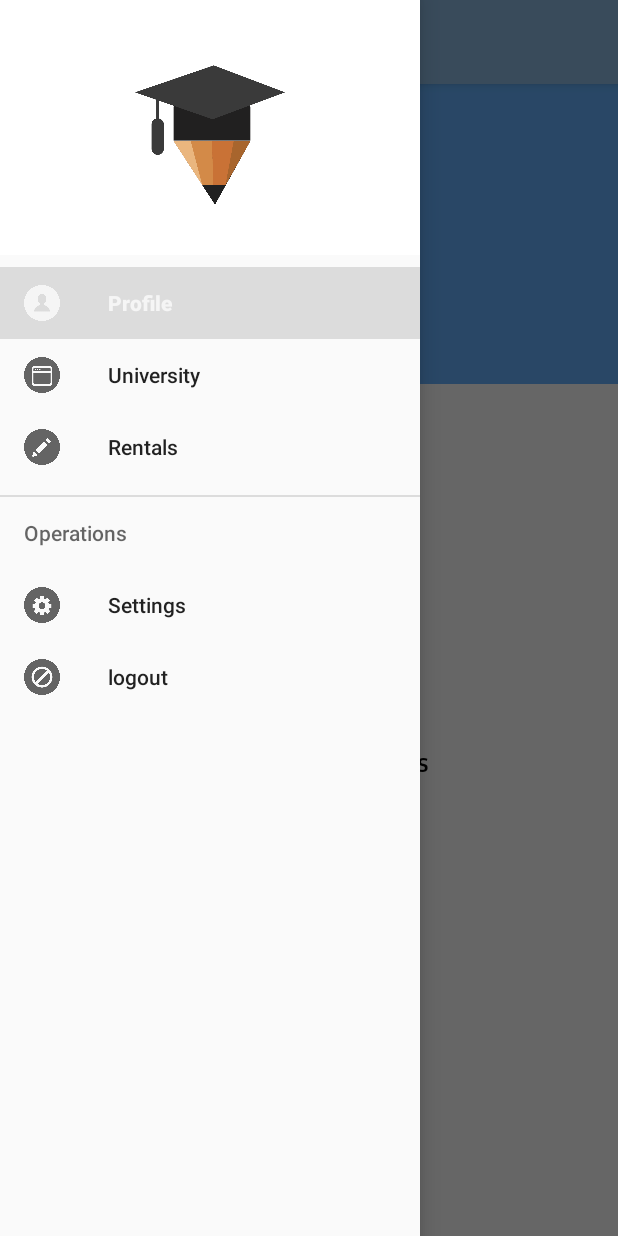
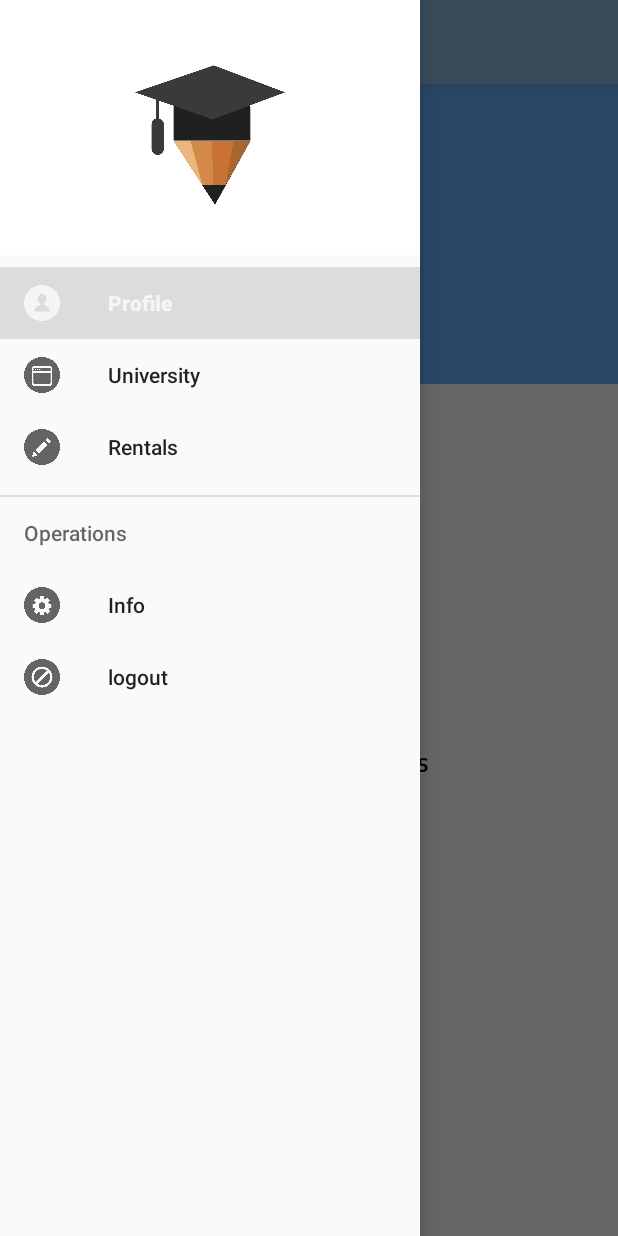
Before and after one commit to Karma8o1/FinalPrivate, an Android app: the Pages screen opened directly, with no data from a screen before it, with the side drawer open, on a phone screen of 412 x 824 dp. Run offline under Robolectric (Android 15) with nearby library versions, the phone set to English and light mode, and no system bars; our stand-ins replace Firebase (no records; nobody signed in at launch, a user with empty details on screens opened directly); 7 statements that could not run were skipped.

Commit message:
FINALIZING PROJECT

```diff
--- a/app/src/main/java/com/example/stc/adding.java
+++ b/app/src/main/java/com/example/stc/adding.java
@@ -80,7 +80,7 @@ public class adding extends Fragment implements View.OnClickListener {
             databaseReference.child("Universities").child(id).setValue(userMap);
             id = String.valueOf(value);
             databaseReference.child("ins_no").setValue(id);
-            Toast.makeText(getView().getContext(),"List has been updated",Toast.LENGTH_SHORT).show();
+            Toast.makeText(getView().getContext(),"Upload Successful",Toast.LENGTH_SHORT).show();
         }
         else
         {
--- a/app/src/main/java/com/example/stc/settings.java
+++ b/app/src/main/java/com/example/stc/settings.java
@@ -15,6 +15,7 @@ public class settings extends Fragment {
                              Bundle savedInstanceState) {
         // Inflate the layout for this fragment
         View view = inflater.inflate(R.layout.fragment_settings, container, false);
+
         return view;
     }
 }
--- a/app/src/main/res/menu/main_menu.xml
+++ b/app/src/main/res/menu/main_menu.xml
@@ -32,7 +32,7 @@
 
 
             <item android:id="@+id/settings"
-            android:title="Settings"
+            android:title="Info"
             android:icon="@drawable/settings"/>
 
             <item android:id="@+id/logout"
```
Also changed, not shown: app/src/main/java/com/example/stc/signup.java (+6 -3 lines).
